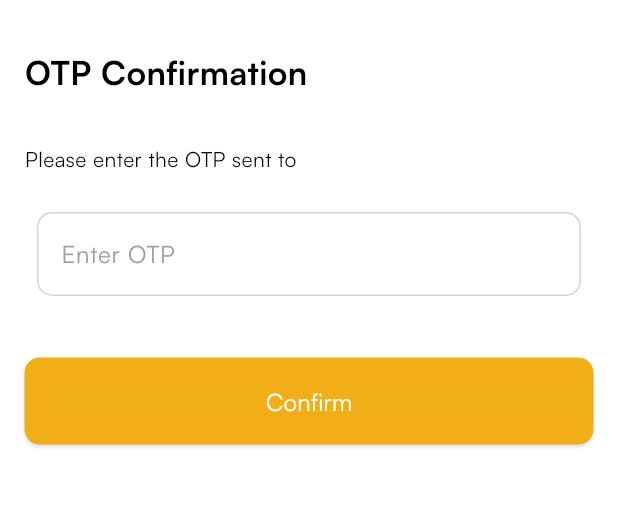
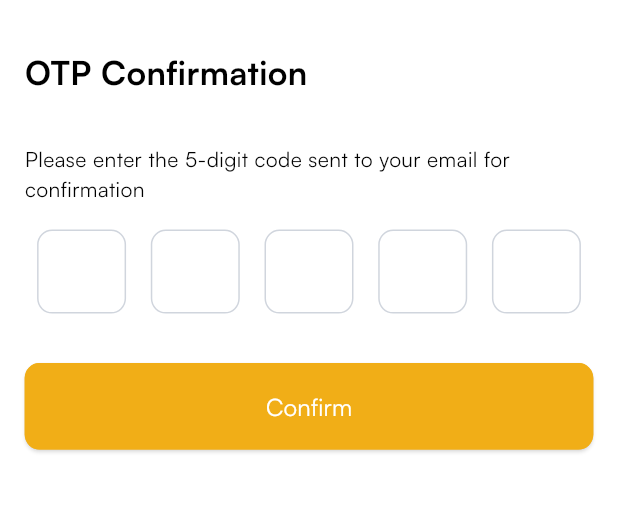
Before and after one commit to ArslanXXQazi/practice-Ryde, a Flutter app: the OtpConfirmationView screen opened directly with empty values, on a phone screen of 412 x 824 dp, the part 132-644 px from its top. Run offline on Flutter 3.47's test engine with Material 3 defaults, Android fonts, the phone set to English and light mode, and no system bars; our stand-ins replace firebase_auth, firebase_core, flutter_animate, get, google_maps_flutter, smooth_page_indicator and 1 more; accounts and stored records are empty.

Commit message:
Update otp_confirmation_view.dart

```diff
--- a/lib/src/view/authviews/optconfirmation/otp_confirmation_view.dart
+++ b/lib/src/view/authviews/optconfirmation/otp_confirmation_view.dart
@@ -59,36 +59,30 @@
 
 
 import 'package:flutter/cupertino.dart';
-import 'package:flutter/material.dart';
+import 'package:practice_ryde/src/controllers/constants/linker.dart';
 import 'package:firebase_auth/firebase_auth.dart';
-import 'package:practice_ryde/src/controllers/constants/linker.dart';
 
-class OtpConfirmationView extends StatefulWidget {
+class OtpConfirmationView extends StatelessWidget {
   final String email;
   OtpConfirmationView({super.key, required this.email});
 
-  @override
-  State<OtpConfirmationView> createState() => _OtpConfirmationViewState();
-}
+  TextEditingController firstController = TextEditingController();
+  TextEditingController secondController = TextEditingController();
+  TextEditingController thirdController = TextEditingController();
+  TextEditingController fourthController = TextEditingController();
+  TextEditingController fifthController = TextEditingController();
 
-class _OtpConfirmationViewState extends State<OtpConfirmationView> {
-  TextEditingController otpController = TextEditingController();
-  final FirebaseAuth _auth = FirebaseAuth.instance;
+  Future<void> verifyOtp(String otp, BuildContext context) async {
+    FirebaseAuth auth = FirebaseAuth.instance;
+    try {
+      EmailAuthCredential credential = EmailAuthProvider.credential(email: email, password: otp);
+      await auth.signInWithCredential(credential);
+      print("OTP Verified");
 
-  // 🔹 Function to verify OTP
-  Future<void> verifyOtp() async {
-    String otp = otpController.text.trim();
-    if (otp.isEmpty) {
-      ScaffoldMessenger.of(context).showSnackBar(SnackBar(content: Text("Please enter OTP!")));
-      return;
-    }
-
-    try {
-      // Firebase automatically handles OTP verification for email reset links.
-      // The actual OTP verification will be done when user clicks on reset link.
+      // Navigate to Reset Password Screen
       Navigator.push(context, CupertinoPageRoute(builder: (context) => ResetPassword()));
     } catch (e) {
-      ScaffoldMessenger.of(context).showSnackBar(SnackBar(content: Text("Invalid OTP!")));
+      print("Invalid OTP: $e");
     }
   }
 
@@ -96,7 +90,6 @@ class _OtpConfirmationViewState extends State<OtpConfirmationView> {
   Widget build(BuildContext context) {
     final width = MediaQuery.sizeOf(context).width;
     final height = MediaQuery.sizeOf(context).height;
-
     return Scaffold(
       backgroundColor: Theme.of(context).colorScheme.background,
       body: Padding(
@@ -105,18 +98,47 @@ class _OtpConfirmationViewState extends State<OtpConfirmationView> {
           child: Column(
             crossAxisAlignment: CrossAxisAlignment.start,
             children: [
-              Center(child: Image(image: AssetImage(Appimages.appLogo), color: Theme.of(context).colorScheme.secondary)),
+              Center(
+                  child: Image(
+                    image: AssetImage(Appimages.appLogo),
+                    color: Theme.of(context).colorScheme.secondary,
+                  )),
               Padding(
                 padding: EdgeInsets.symmetric(vertical: height * .04),
-                child: BoldText(text: 'OTP Confirmation', color: Theme.of(context).colorScheme.secondary),
+                child: BoldText(
+                  text: 'OTP Confirmation',
+                  color: Theme.of(context).colorScheme.secondary,
+                ),
               ),
-              CustomText(text: 'Please enter the OTP sent to ${widget.email}', color: Theme.of(context).colorScheme.secondary),
+              CustomText(
+                text: 'Please enter the 5-digit code sent to your email for confirmation',
+                color: Theme.of(context).colorScheme.secondary,
+              ),
               Padding(
                 padding: EdgeInsets.symmetric(vertical: height * .02, horizontal: width * .02),
-                child: CustomTextFormField(hintText: 'Enter OTP', controller: otpController),
+                child: Row(
+                  children: [
+                    Expanded(child: OtpTextformfield(controller: firstController)),
+                    SizedBox(width: width * .04),
+                    Expanded(child: OtpTextformfield(controller: secondController)),
+                    SizedBox(width: width * .04),
+                    Expanded(child: OtpTextformfield(controller: thirdController)),
+                    SizedBox(width: width * .04),
+                    Expanded(child: OtpTextformfield(controller: fourthController)),
+                    SizedBox(width: width * .04),
+                    Expanded(child: OtpTextformfield(controller: fifthController)),
+                  ],
+                ),
               ),
               CustomButton(
-                onPressed: verifyOtp,
+                onPressed: () {
+                  String otp = firstController.text +
+                      secondController.text +
+                      thirdController.text +
+                      fourthController.text +
+                      fifthController.text;
+                  verifyOtp(otp, context);
+                },
                 text: 'Confirm',
                 color: Theme.of(context).colorScheme.primary,
                 borderColor: Theme.of(context).colorScheme.primary,
```
